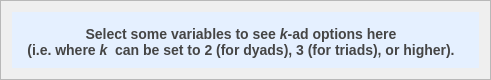
The window that NewGeneUI/NewGene/Widgets/CreateOutput/SelectVariables/kadcolumnselectionbox.ui (daniel347x/newgene) describes before a commit, drawn with Qt 5.
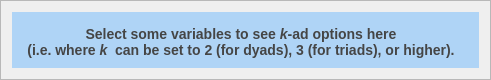
The same window after the commit. Custom widgets are drawn as their Qt base class.

Diff of the .ui file:
```diff
--- a/NewGeneUI/NewGene/Widgets/CreateOutput/SelectVariables/kadcolumnselectionbox.ui
+++ b/NewGeneUI/NewGene/Widgets/CreateOutput/SelectVariables/kadcolumnselectionbox.ui
@@ -71,7 +71,7 @@
        </sizepolicy>
       </property>
       <property name="styleSheet">
-       <string notr="true">#scrollAreaWidgetContents {background-color: #E5F0FF;}</string>
+       <string notr="true">#scrollAreaWidgetContents {background-color: #AFD4F6;}</string>
       </property>
       <widget class="QLabel" name="emptyKadsLabel">
        <property name="geometry">
```
